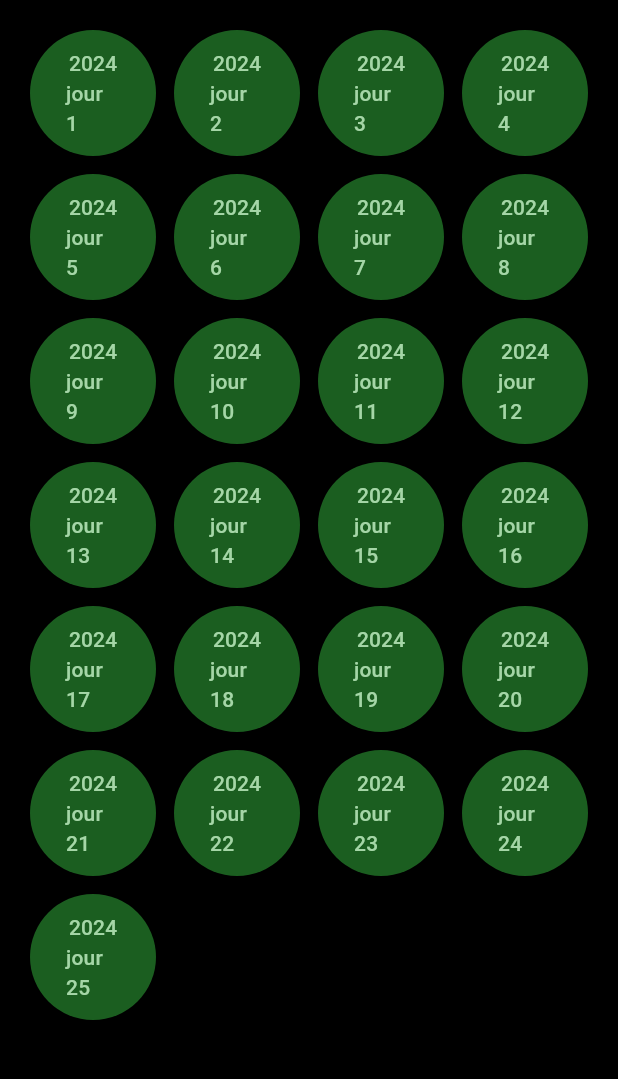
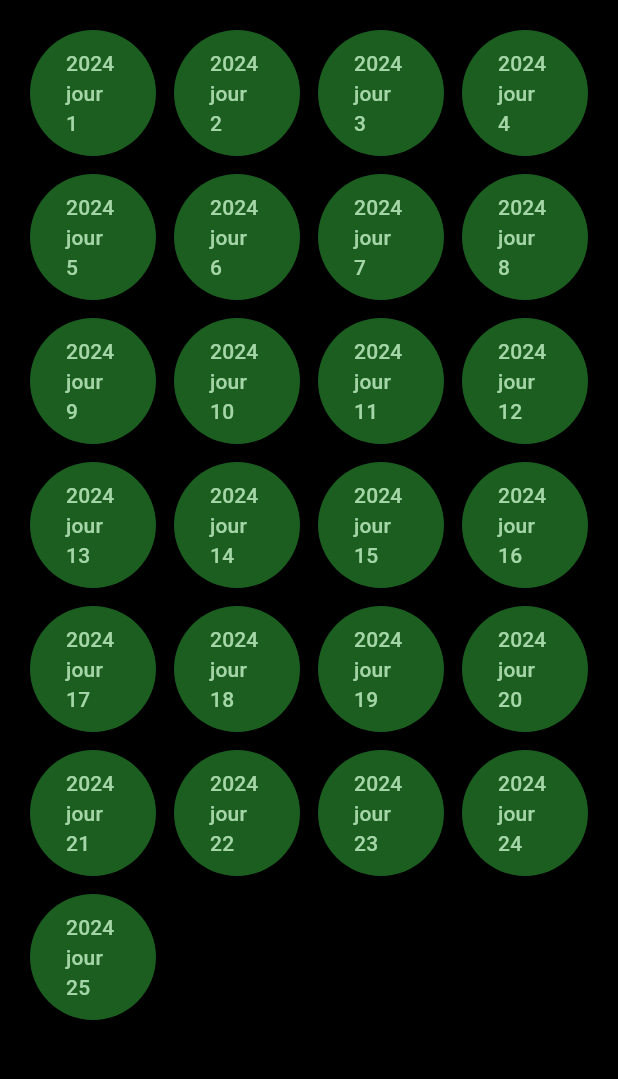
Before and after one commit to Alt257/AdventOfCode_flutter, a Flutter app: the screen it shows after launch, on a phone screen of 412 x 824 dp, the part 84-1163 px from its top. Run offline on Flutter 3.47's test engine with Material 3 defaults, Android fonts, the phone set to English and light mode, and no system bars; our stand-ins replace bloc, dio, flutter_bloc, flutter_dotenv, freezed_annotation, go_router.

Commit message:
#FIX smoke test pump : puzzle button Column-->Text

```diff
--- a/lib/view/page/home.dart
+++ b/lib/view/page/home.dart
@@ -12,26 +12,18 @@ final class HomePage extends StatelessWidget {
         centerTitle: true,
       ),
 
-      body: Padding(
+      body: GridView.extent(
         padding: EdgeInsetsGeometry.symmetric(horizontal: 20, vertical: 20),
-        child: GridView.extent(
-          maxCrossAxisExtent: 100,
-          mainAxisSpacing: 12,
-          crossAxisSpacing: 12,
-          children: [for(var i = 1; i <= 25; i++) _buildPuzzleButton(context, year: 2024, day: i)],
-        ),
+        maxCrossAxisExtent: 100,
+        mainAxisSpacing: 12,
+        crossAxisSpacing: 12,
+        children: [for(var i = 1; i <= 25; i++) _buildPuzzleButton(context, year: 2024, day: i)],
       ),
     ));
   }
 
   _buildPuzzleButton(BuildContext context, {required int year, required int day}) => ElevatedButton(
     onPressed: () => context.go('/puzzle?year=$year&day=$day'),
-    child: Column(
-      mainAxisAlignment: MainAxisAlignment.center,
-      children: [
-        Text('$year'),
-        Text('jour $day'),
-      ],
-    ),
+    child: Text('$year\njour $day'),
   );
 }
```
Also changed, not shown: 1 other file.
